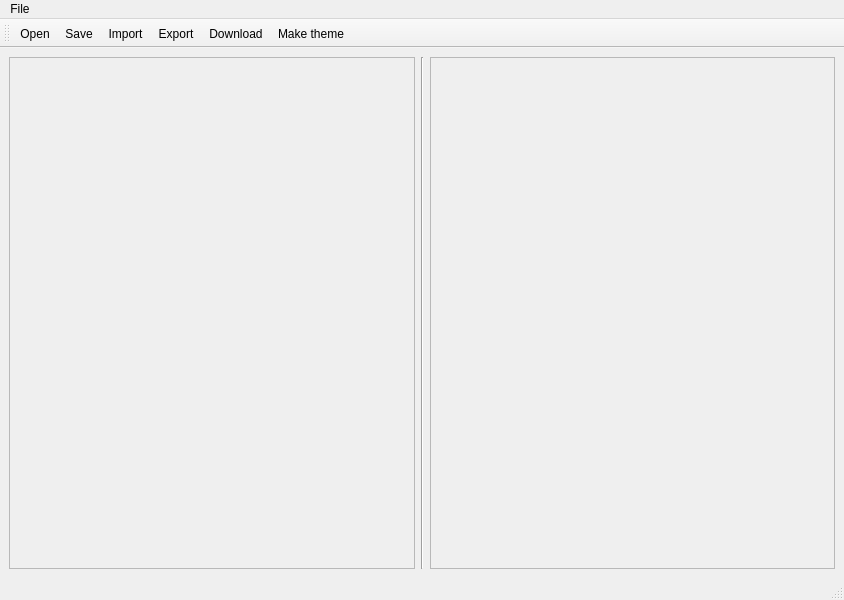
DrLutzi/wakfu-theme-manager, file ui/mainwindow.ui: the form before one commit.
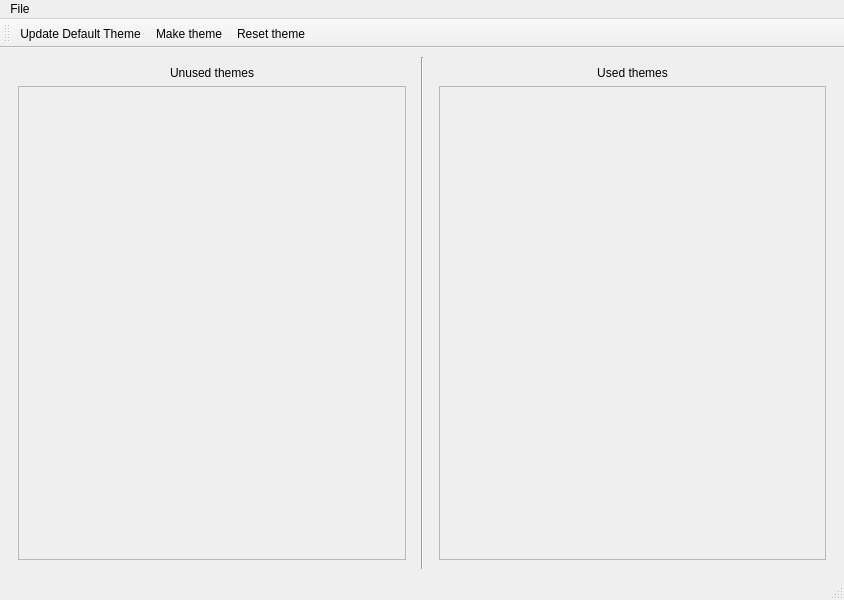
The form after the commit.

Commit message: Updated UI with icons, tooltips, and labels for each scrollArea.

What changed in the file:
```diff
--- a/ui/mainwindow.ui
+++ b/ui/mainwindow.ui
@@ -16,6 +16,19 @@
   <widget class="QWidget" name="centralwidget">
    <layout class="QHBoxLayout" name="horizontalLayout">
     <item>
+     <widget class="QWidget" name="widget_scrollArea_stash" native="true">
+      <layout class="QVBoxLayout" name="verticalLayout_4">
+       <item>
+        <widget class="QLabel" name="label">
+         <property name="text">
+          <string>Unused themes</string>
+         </property>
+         <property name="alignment">
+          <set>Qt::AlignCenter</set>
+         </property>
+        </widget>
+       </item>
+       <item>
      <widget class="QScrollArea" name="scrollArea_stash">
       <property name="minimumSize">
        <size>
@@ -37,14 +50,17 @@
         <rect>
          <x>0</x>
          <y>0</y>
-         <width>404</width>
-         <height>504</height>
+            <width>386</width>
+            <height>463</height>
         </rect>
        </property>
        <property name="acceptDrops">
         <bool>true</bool>
        </property>
       </widget>
+        </widget>
+       </item>
+      </layout>
      </widget>
     </item>
     <item>
@@ -55,6 +71,19 @@
      </widget>
     </item>
     <item>
+     <widget class="QWidget" name="widget_scrollArea_used" native="true">
+      <layout class="QVBoxLayout" name="verticalLayout_2">
+       <item>
+        <widget class="QLabel" name="label_2">
+         <property name="text">
+          <string>Used themes</string>
+         </property>
+         <property name="alignment">
+          <set>Qt::AlignCenter</set>
+         </property>
+        </widget>
+       </item>
+       <item>
      <widget class="QScrollArea" name="scrollArea_used">
       <property name="minimumSize">
        <size>
@@ -73,14 +102,17 @@
         <rect>
          <x>0</x>
          <y>0</y>
-         <width>403</width>
-         <height>504</height>
+            <width>385</width>
+            <height>463</height>
         </rect>
        </property>
        <property name="acceptDrops">
         <bool>true</bool>
        </property>
       </widget>
+        </widget>
+       </item>
+      </layout>
      </widget>
     </item>
    </layout>
@@ -117,12 +149,9 @@
    <attribute name="toolBarBreak">
     <bool>false</bool>
    </attribute>
-   <addaction name="actionOpen"/>
-   <addaction name="actionSave"/>
-   <addaction name="actionImport"/>
-   <addaction name="actionExport"/>
    <addaction name="actionDownload"/>
    <addaction name="actionMake_theme"/>
+   <addaction name="actionReset"/>
   </widget>
   <action name="actionOpen">
    <property name="text">
@@ -141,7 +170,10 @@
   </action>
   <action name="actionDownload">
    <property name="text">
-    <string>Download</string>
+    <string>Update Default Theme</string>
+   </property>
+   <property name="toolTip">
+    <string>Update: downloads and imports the latest default theme json file, textures, and colors.</string>
    </property>
   </action>
   <action name="actionSave">
@@ -152,6 +184,17 @@
   <action name="actionMake_theme">
    <property name="text">
     <string>Make theme</string>
+   </property>
+   <property name="toolTip">
+    <string>Make theme: compiles a new theme as the merge of all &quot;used&quot; themes, with priority from top to bottom,  and exports it to the specified directory.</string>
+   </property>
+  </action>
+  <action name="actionReset">
+   <property name="text">
+    <string>Reset theme</string>
+   </property>
+   <property name="toolTip">
+    <string>Reset theme: exports the default theme to the specified directory.</string>
    </property>
   </action>
  </widget>
```
Left out of the diff: 6 changed lines with no effect on the pictures. Lines whose indentation alone changed are shown as unchanged. The commit also changes 12 other files.
